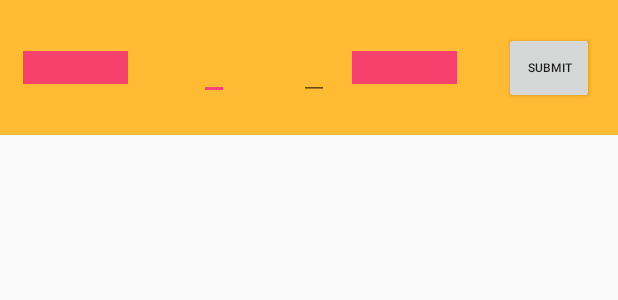
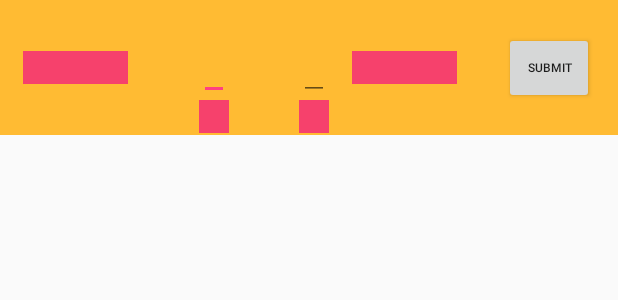
Before and after one commit to raeinmt/Fifa18Prediction, an Android app: the layout fragment_item.xml on its own in the app's theme, with its tools: preview values and no code run, on a phone screen of 412 x 824 dp. Shown: the top 300 px of the screen. Run offline under Robolectric (Android 15) with nearby library versions, the phone set to English and light mode, and no system bars.

```diff
--- a/app/src/main/res/layout/fragment_item.xml
+++ b/app/src/main/res/layout/fragment_item.xml
@@ -60,6 +60,36 @@
         app:layout_constraintStart_toEndOf="@+id/team2_score"
         app:layout_constraintEnd_toStartOf="@+id/submit_score_button"/>
 
+    <TextView
+        android:id="@+id/team2_actual_results"
+        android:layout_width="20dp"
+        android:layout_height="wrap_content"
+        android:layout_marginEnd="16dp"
+        android:layout_marginRight="0dp"
+        android:background="@color/colorPrimaryDark"
+        android:gravity="start"
+        android:textAppearance="?attr/textAppearanceListItem"
+        android:textAlignment="center"
+
+        app:layout_constraintTop_toBottomOf="@+id/team2_score"
+        app:layout_constraintStart_toStartOf="@+id/team2_score"
+
+      />
+
+    <TextView
+        android:id="@+id/team1_actual_results"
+        android:layout_width="20dp"
+        android:layout_height="wrap_content"
+        android:layout_marginEnd="16dp"
+        android:layout_marginRight="0dp"
+        android:background="@color/colorPrimaryDark"
+        android:gravity="start"
+        android:textAppearance="?attr/textAppearanceListItem"
+        android:textAlignment="center"
+
+        app:layout_constraintTop_toBottomOf="@+id/team1_score"
+        app:layout_constraintStart_toStartOf="@+id/team1_score"
+    />
     <Button
         android:id="@+id/submit_score_button"
         android:layout_width="60dp"
```
Also changed, not shown: app/src/main/java/com/example/rteymouri/fifa18prediction/MyItemRecyclerViewAdapter.java (+17 -9 lines), app/src/main/java/com/example/rteymouri/fifa18prediction/footballMatchDataModel/FootballMatch.java (+25 -8 lines).
